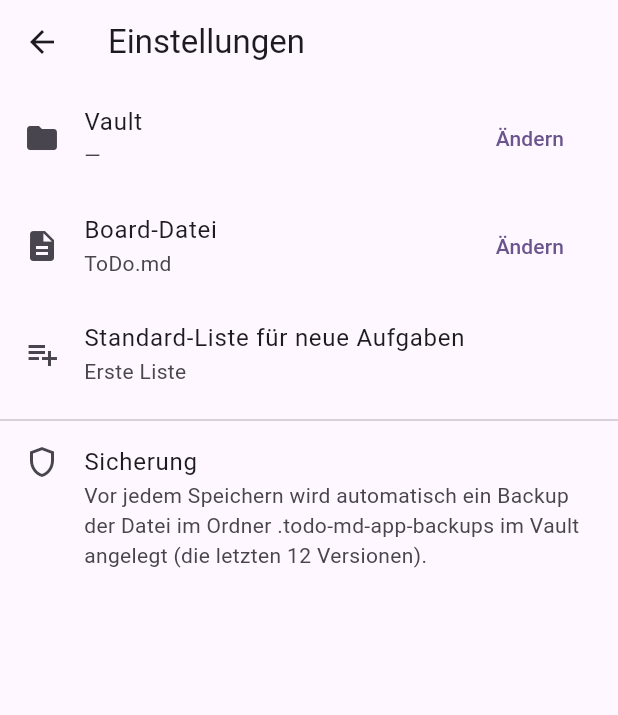
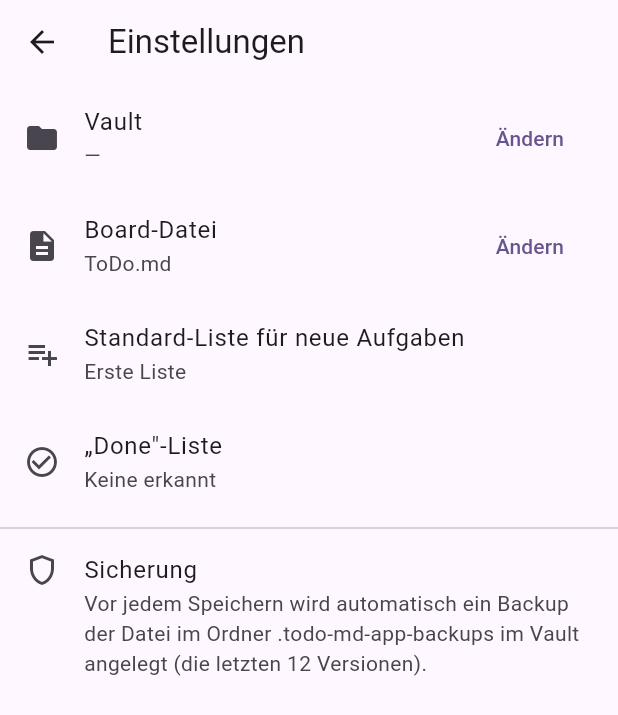
Before and after one commit to dclausen01/ToDo-md-App, a Flutter app: the SettingsScreen screen opened directly, on a phone screen of 412 x 824 dp. Shown: the top 715 px of the screen. Run offline on Flutter 3.47's test engine with Material 3 defaults, Android fonts, the phone set to English and light mode, and no system bars; our stand-ins replace flutter_riverpod, shared_preferences; missing offline and left inert: markdown_widget; accounts and stored records are empty.

Commit message:
Add "move card to Done lane" to the card menu
- New optional doneLaneTitle setting; resolveDoneLane() uses it, else
  auto-detects a lane whose title contains done/erledigt/fertig.
- Card overflow menu gains "Nach „<Done>" verschieben" (shown only when a done
  lane exists and the card isn't already in it); moves the card to the top of
  that lane via MoveCardOp.
- Settings screen: a "Done-Liste" dropdown (Auto by default, shows the
  auto-detected lane).
- Tests for resolveDoneLane (auto-detect, explicit, fallback, none).

flutter analyze clean; flutter test + dart test green.

Co-Authored-By: Claude Opus 4.8 <noreply@anthropic.com>
Claude-Session: https://claude.ai/code/session_012Z1oTFiyi2sv9PzndyRsGN

```diff
--- a/lib/src/ui/settings_screen.dart
+++ b/lib/src/ui/settings_screen.dart
@@ -4,6 +4,7 @@ import 'package:flutter_riverpod/flutter_riverpod.dart';
 import '../providers/board_provider.dart';
 import '../providers/settings_provider.dart';
 import '../providers/vault_provider.dart';
+import 'quick_add.dart';
 
 class SettingsScreen extends ConsumerWidget {
   const SettingsScreen({super.key});
@@ -14,6 +15,9 @@ class SettingsScreen extends ConsumerWidget {
     final board = ref.watch(boardProvider).valueOrNull;
     final laneTitles =
         board?.board.lanes.map((l) => l.title).toList() ?? const <String>[];
+    final autoDone = board == null
+        ? null
+        : resolveDoneLane(board.board, settings?.doneLaneTitle)?.title;
 
     return Scaffold(
       appBar: AppBar(title: const Text('Einstellungen')),
@@ -50,6 +54,31 @@ class SettingsScreen extends ConsumerWidget {
                     hint: const Text('Erste'),
                     onChanged: (value) =>
                         ref.read(settingsProvider.notifier).setDefaultLane(value),
+                    items: [
+                      for (final t in laneTitles)
+                        DropdownMenuItem(
+                          value: t,
+                          child: Text(t, overflow: TextOverflow.ellipsis),
+                        ),
+                    ],
+                  ),
+          ),
+          ListTile(
+            leading: const Icon(Icons.check_circle_outline),
+            title: const Text('„Done"-Liste'),
+            subtitle: Text(settings?.doneLaneTitle ??
+                (autoDone != null
+                    ? '$autoDone (automatisch erkannt)'
+                    : 'Keine erkannt')),
+            trailing: laneTitles.isEmpty
+                ? null
+                : DropdownButton<String>(
+                    value: laneTitles.contains(settings?.doneLaneTitle)
+                        ? settings?.doneLaneTitle
+                        : null,
+                    hint: const Text('Auto'),
+                    onChanged: (value) =>
+                        ref.read(settingsProvider.notifier).setDoneLane(value),
                     items: [
                       for (final t in laneTitles)
                         DropdownMenuItem(
```
Also changed, not shown: lib/src/providers/settings_provider.dart (+25 -0 lines), lib/src/ui/board_view.dart (+23 -0 lines), lib/src/ui/card_tile.dart (+22 -4 lines), lib/src/ui/home_screen.dart (+8 -0 lines), lib/src/ui/quick_add.dart (+16 -0 lines), 1 other file.
